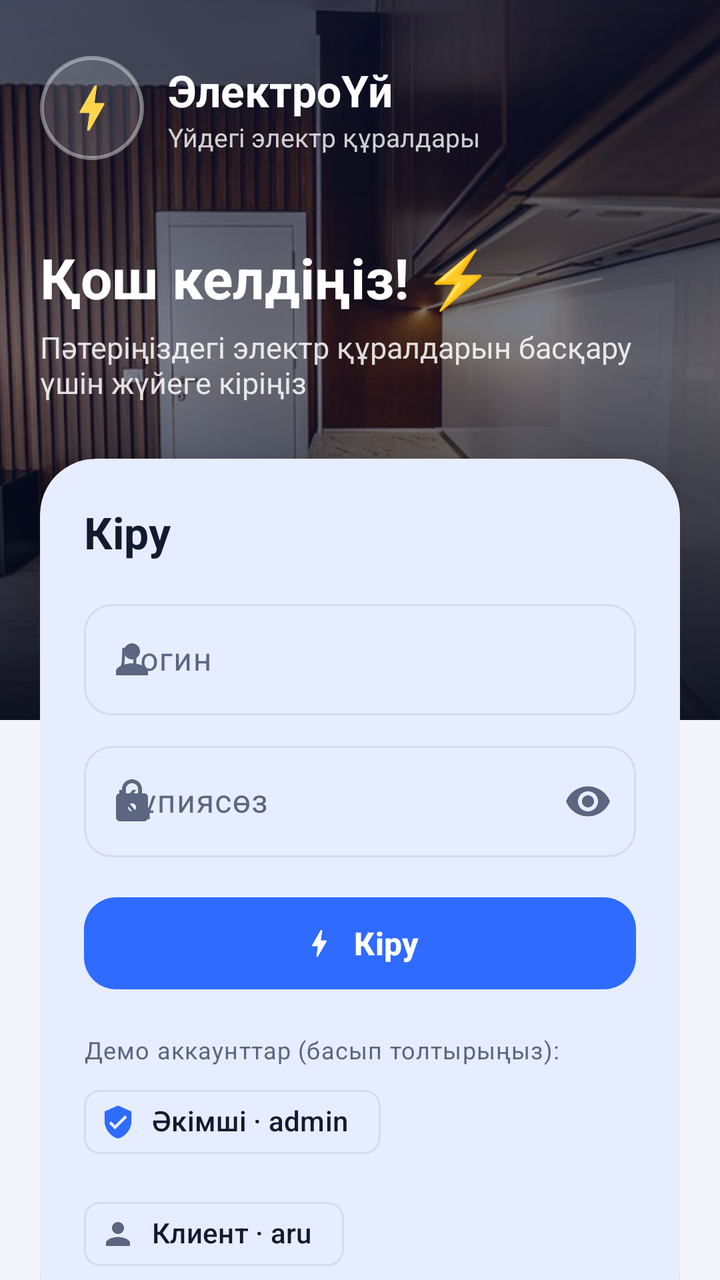
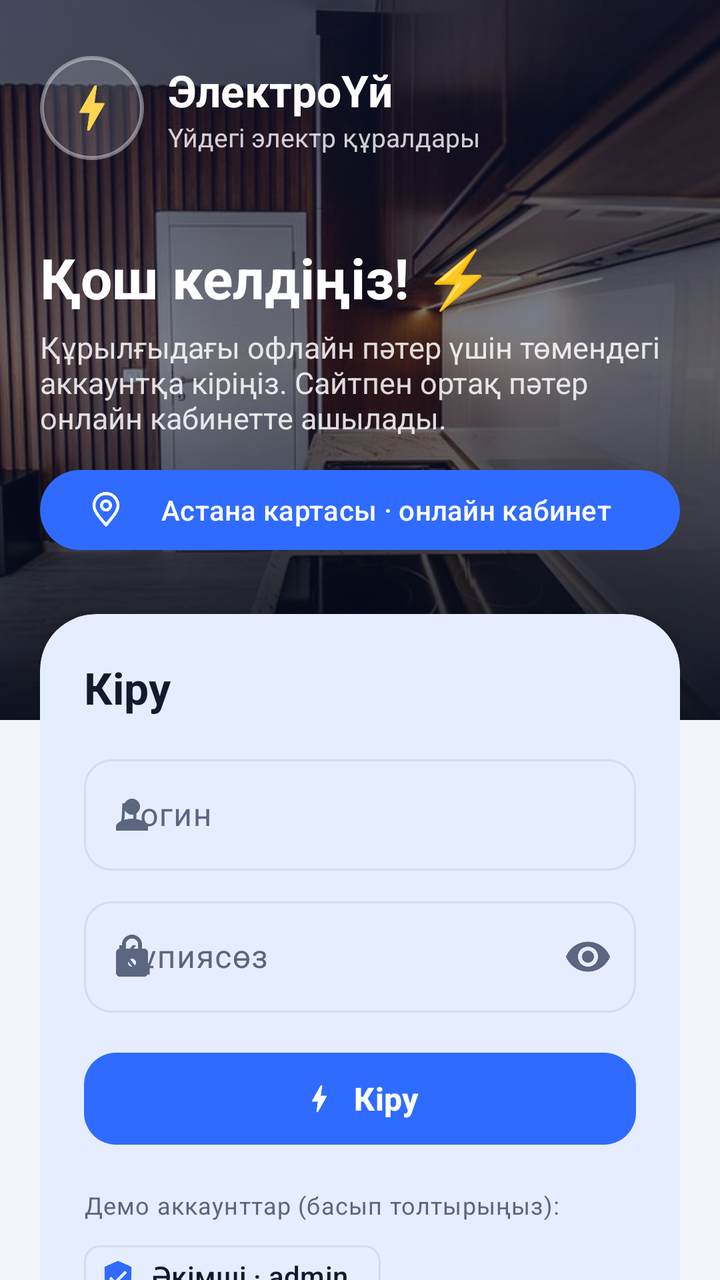

Compare the two renders of this Android layout. The source of the first and the diff that turns it into the second are given below.
<!-- AndroidManifest.xml: application theme Theme.ElectroUi.Blue -->
<!-- res/layout/activity_login.xml -->
<?xml version="1.0" encoding="utf-8"?>
<FrameLayout xmlns:android="http://schemas.android.com/apk/res/android"
    xmlns:app="http://schemas.android.com/apk/res-auto"
    android:layout_width="match_parent"
    android:layout_height="match_parent"
    android:background="?android:attr/colorBackground">

    <ImageView
        android:id="@+id/hero"
        android:layout_width="match_parent"
        android:layout_height="360dp"
        android:contentDescription="@null"
        android:scaleType="centerCrop"
        android:src="@drawable/img_hero" />

    <View
        android:layout_width="match_parent"
        android:layout_height="360dp"
        android:background="@drawable/bg_scrim_full" />

    <androidx.core.widget.NestedScrollView
        android:id="@+id/scroll"
        android:layout_width="match_parent"
        android:layout_height="match_parent"
        android:fillViewport="true">

        <LinearLayout
            android:id="@+id/content"
            android:layout_width="match_parent"
            android:layout_height="wrap_content"
            android:orientation="vertical"
            android:paddingHorizontal="20dp"
            android:paddingBottom="24dp">

            <LinearLayout
                android:id="@+id/brand"
                android:layout_width="wrap_content"
                android:layout_height="wrap_content"
                android:layout_marginTop="28dp"
                android:gravity="center_vertical"
                android:orientation="horizontal">

                <FrameLayout
                    android:layout_width="52dp"
                    android:layout_height="52dp"
                    android:background="@drawable/bg_circle_white">

                    <ImageView
                        android:id="@+id/logo"
                        android:layout_width="30dp"
                        android:layout_height="30dp"
                        android:layout_gravity="center"
                        android:contentDescription="@null"
                        android:src="@drawable/ic_bolt_white"
                        app:tint="#FFD54F" />
                </FrameLayout>

                <LinearLayout
                    android:layout_width="wrap_content"
                    android:layout_height="wrap_content"
                    android:layout_marginStart="12dp"
                    android:orientation="vertical">

                    <TextView
                        android:layout_width="wrap_content"
                        android:layout_height="wrap_content"
                        android:text="@string/app_name"
                        android:textColor="@color/white"
                        android:textSize="22sp"
                        android:textStyle="bold" />

                    <TextView
                        android:layout_width="wrap_content"
                        android:layout_height="wrap_content"
                        android:text="@string/app_tagline"
                        android:textColor="#CCFFFFFF"
                        android:textSize="13sp" />
                </LinearLayout>
            </LinearLayout>

            <TextView
                android:id="@+id/headline"
                android:layout_width="wrap_content"
                android:layout_height="wrap_content"
                android:layout_marginTop="40dp"
                android:text="Қош келдіңіз! ⚡"
                android:textColor="@color/white"
                android:textSize="28sp"
                android:textStyle="bold" />

            <TextView
                android:layout_width="wrap_content"
                android:layout_height="wrap_content"
                android:layout_marginTop="6dp"
                android:text="Пәтеріңіздегі электр құралдарын басқару үшін жүйеге кіріңіз"
                android:textColor="#D9FFFFFF"
                android:textSize="15sp" />

            <com.google.android.material.card.MaterialCardView
                android:id="@+id/card"
                android:layout_width="match_parent"
                android:layout_height="wrap_content"
                android:layout_marginTop="28dp"
                app:cardCornerRadius="28dp"
                app:cardElevation="8dp">

                <LinearLayout
                    android:layout_width="match_parent"
                    android:layout_height="wrap_content"
                    android:orientation="vertical"
                    android:padding="22dp">

                    <TextView
                        style="@style/Text.Title"
                        android:layout_width="wrap_content"
                        android:layout_height="wrap_content"
                        android:text="Кіру" />

                    <com.google.android.material.textfield.TextInputLayout
                        android:id="@+id/login_layout"
                        android:layout_width="match_parent"
                        android:layout_height="wrap_content"
                        android:layout_marginTop="16dp"
                        android:hint="Логин"
                        app:startIconDrawable="@drawable/ic_person">

                        <com.google.android.material.textfield.TextInputEditText
                            android:id="@+id/input_login"
                            android:layout_width="match_parent"
                            android:layout_height="wrap_content"
                            android:imeOptions="actionNext"
                            android:inputType="text"
                            android:maxLines="1" />
                    </com.google.android.material.textfield.TextInputLayout>

                    <com.google.android.material.textfield.TextInputLayout
                        android:id="@+id/password_layout"
                        android:layout_width="match_parent"
                        android:layout_height="wrap_content"
                        android:layout_marginTop="10dp"
                        android:hint="Құпиясөз"
                        app:endIconMode="password_toggle"
                        app:startIconDrawable="@drawable/ic_lock">

                        <com.google.android.material.textfield.TextInputEditText
                            android:id="@+id/input_password"
                            android:layout_width="match_parent"
                            android:layout_height="wrap_content"
                            android:imeOptions="actionDone"
                            android:inputType="textPassword"
                            android:maxLines="1" />
                    </com.google.android.material.textfield.TextInputLayout>

                    <TextView
                        android:id="@+id/error"
                        android:layout_width="match_parent"
                        android:layout_height="wrap_content"
                        android:layout_marginTop="8dp"
                        android:background="@drawable/bg_soft"
                        android:drawablePadding="8dp"
                        android:padding="10dp"
                        android:textColor="@color/danger"
                        android:textSize="13sp"
                        android:visibility="gone"
                        app:drawableStartCompat="@drawable/ic_warning"
                        app:drawableTint="@color/danger" />

                    <com.google.android.material.button.MaterialButton
                        android:id="@+id/btn_login"
                        style="@style/Widget.ElectroUi.Button"
                        android:layout_width="match_parent"
                        android:layout_height="wrap_content"
                        android:layout_marginTop="16dp"
                        android:text="Кіру"
                        app:icon="@drawable/ic_bolt"
                        app:iconGravity="textStart" />

                    <com.google.android.material.progressindicator.LinearProgressIndicator
                        android:id="@+id/progress"
                        android:layout_width="match_parent"
                        android:layout_height="wrap_content"
                        android:layout_marginTop="8dp"
                        android:indeterminate="true"
                        android:visibility="invisible"
                        app:trackCornerRadius="4dp" />

                    <TextView
                        style="@style/Text.Caption"
                        android:layout_width="wrap_content"
                        android:layout_height="wrap_content"
                        android:layout_marginTop="6dp"
                        android:text="Демо аккаунттар (басып толтырыңыз):" />

                    <com.google.android.material.chip.ChipGroup
                        android:layout_width="match_parent"
                        android:layout_height="wrap_content"
                        android:layout_marginTop="4dp">

                        <com.google.android.material.chip.Chip
                            android:id="@+id/demo_admin"
                            style="@style/Widget.Material3.Chip.Assist"
                            android:layout_width="wrap_content"
                            android:layout_height="wrap_content"
                            android:text="Әкімші · admin"
                            app:chipIcon="@drawable/ic_badge" />

                        <com.google.android.material.chip.Chip
                            android:id="@+id/demo_client"
                            style="@style/Widget.Material3.Chip.Assist"
                            android:layout_width="wrap_content"
                            android:layout_height="wrap_content"
                            android:text="Клиент · aru"
                            app:chipIcon="@drawable/ic_person" />
                    </com.google.android.material.chip.ChipGroup>
                </LinearLayout>
            </com.google.android.material.card.MaterialCardView>

            <LinearLayout
                android:layout_width="match_parent"
                android:layout_height="wrap_content"
                android:layout_marginTop="14dp"
                android:gravity="center"
                android:orientation="horizontal">

                <TextView
                    style="@style/Text.Body"
                    android:layout_width="wrap_content"
                    android:layout_height="wrap_content"
                    android:text="Аккаунтыңыз жоқ па?" />

                <com.google.android.material.button.MaterialButton
                    android:id="@+id/btn_register"
                    style="@style/Widget.Material3.Button.TextButton"
                    android:layout_width="wrap_content"
                    android:layout_height="wrap_content"
                    android:text="Тіркелу" />
            </LinearLayout>

            <TextView
                style="@style/Text.Caption"
                android:layout_width="match_parent"
                android:layout_height="wrap_content"
                android:layout_marginTop="8dp"
                android:drawablePadding="6dp"
                android:gravity="center"
                android:text="Құпиясөз PBKDF2-SHA256 (60 000 итерация + тұз) арқылы хэштеліп сақталады. 5 қате әрекеттен кейін кіру 30 секундқа бұғатталады."
                app:drawableTopCompat="@drawable/ic_lock"
                app:drawableTint="?attr/colorPrimary" />
        </LinearLayout>
    </androidx.core.widget.NestedScrollView>
</FrameLayout>
<!-- resources referenced by this layout -->
<resources>
  <color name="danger">#E5484D</color>
  <color name="white">#FFFFFF</color>
  <!-- drawable bg_circle_white (drawable) -->
  <?xml version="1.0" encoding="utf-8"?>
  <shape xmlns:android="http://schemas.android.com/apk/res/android" android:shape="oval"><solid android:color="#26FFFFFF"/><stroke android:width="2dp" android:color="#66FFFFFF"/></shape>
  <!-- drawable bg_scrim_full (drawable) -->
  <?xml version="1.0" encoding="utf-8"?>
  <shape xmlns:android="http://schemas.android.com/apk/res/android"><gradient android:angle="270" android:startColor="#B3081230" android:centerColor="#80081230" android:endColor="#F2050A1A"/></shape>
  <!-- drawable bg_soft (drawable) -->
  <?xml version="1.0" encoding="utf-8"?>
  <shape xmlns:android="http://schemas.android.com/apk/res/android"><solid android:color="@color/surface_variant"/><corners android:radius="14dp"/></shape>
  <string name="app_name">ЭлектроҮй</string>
  <string name="app_tagline">Үйдегі электр құралдары</string>
  <style name="Text.Body" parent="TextAppearance.Material3.BodyMedium">
          <item name="android:textColor">?attr/colorOnSurface</item>
      </style>
  <style name="Text.Caption" parent="TextAppearance.Material3.BodySmall">
          <item name="android:textColor">?attr/colorOnSurfaceVariant</item>
      </style>
  <style name="Text.Title" parent="TextAppearance.Material3.TitleLarge">
          <item name="android:textStyle">bold</item>
          <item name="android:textColor">?attr/colorOnSurface</item>
      </style>
  <style name="Widget.ElectroUi.Button" parent="Widget.Material3.Button">
          <item name="android:minHeight">54dp</item>
          <item name="cornerRadius">16dp</item>
          <item name="android:textSize">16sp</item>
          <item name="android:textStyle">bold</item>
      </style>
  <color name="surface_variant">#EAEEF7</color>
  <color name="blue_primary">#2F6BFF</color>
  <color name="blue_container">#DCE6FF</color>
  <color name="blue_on_container">#0A2A7A</color>
  <!-- drawable bg_grad_blue (drawable) -->
  <?xml version="1.0" encoding="utf-8"?>
  <shape xmlns:android="http://schemas.android.com/apk/res/android">
      <gradient android:angle="315" android:startColor="@color/blue_grad_start" android:endColor="@color/blue_grad_end"/>
  </shape>
  <color name="bg">#F3F5FB</color>
  <color name="surface">#FFFFFF</color>
  <color name="text_primary">#121A2E</color>
  <color name="text_secondary">#5B6680</color>
  <color name="outline">#D5DBEA</color>
  <color name="on_primary">#FFFFFF</color>
  <color name="warning">#F59E0B</color>
  <style name="Widget.ElectroUi.Card" parent="Widget.Material3.CardView.Elevated">
          <item name="cardBackgroundColor">@color/surface</item>
          <item name="cardCornerRadius">20dp</item>
          <item name="cardElevation">1dp</item>
      </style>
  <style name="ThemeOverlay.ElectroUi.BottomSheet" parent="ThemeOverlay.Material3.BottomSheetDialog">
          <item name="bottomSheetStyle">@style/Widget.ElectroUi.BottomSheet</item>
      </style>
  <color name="blue_grad_start">#1E3A8A</color>
  <color name="blue_grad_end">#3B6CFF</color>
  <style name="Widget.ElectroUi.BottomSheet" parent="Widget.Material3.BottomSheet.Modal">
          <item name="backgroundTint">@color/surface</item>
      </style>
  <!-- unchanged entries left out for length: 10 -->
</resources>

<!-- the commit's change to res/layout/activity_login.xml (unified diff, before → after) -->
@@ -92,9 +92,17 @@
                 android:layout_width="wrap_content"
                 android:layout_height="wrap_content"
                 android:layout_marginTop="6dp"
-                android:text="Пәтеріңіздегі электр құралдарын басқару үшін жүйеге кіріңіз"
+                android:text="Құрылғыдағы офлайн пәтер үшін төмендегі аккаунтқа кіріңіз. Сайтпен ортақ пәтер онлайн кабинетте ашылады."
                 android:textColor="#D9FFFFFF"
                 android:textSize="15sp" />
+
+            <com.google.android.material.button.MaterialButton
+                android:id="@+id/btn_map"
+                android:layout_width="match_parent"
+                android:layout_height="wrap_content"
+                android:layout_marginTop="12dp"
+                android:text="Астана картасы · онлайн кабинет"
+                app:icon="@drawable/ic_map" />
 
             <com.google.android.material.card.MaterialCardView
                 android:id="@+id/card"
<!-- resource entries referenced after the edit -->
@@ -11,6 +11,13 @@
   <!-- drawable bg_soft (drawable) -->
   <?xml version="1.0" encoding="utf-8"?>
   <shape xmlns:android="http://schemas.android.com/apk/res/android"><solid android:color="@color/surface_variant"/><corners android:radius="14dp"/></shape>
+  <!-- drawable ic_map (drawable) -->
+  <vector xmlns:android="http://schemas.android.com/apk/res/android"
+      android:width="24dp" android:height="24dp" android:viewportWidth="24" android:viewportHeight="24">
+      <path android:fillColor="@android:color/transparent" android:strokeColor="#FFFFFFFF"
+          android:strokeWidth="2" android:strokeLineCap="round" android:strokeLineJoin="round"
+          android:pathData="M12,22c3,-4 8,-8.5 8,-13a8,8 0,0 0,-16 0c0,4.5 5,9 8,13z M15,9a3,3 0,1 1,-6 0a3,3 0,0 1,6 0z" />
+  </vector>
   <string name="app_name">ЭлектроҮй</string>
   <string name="app_tagline">Үйдегі электр құралдары</string>
   <style name="Text.Body" parent="TextAppearance.Material3.BodyMedium">
